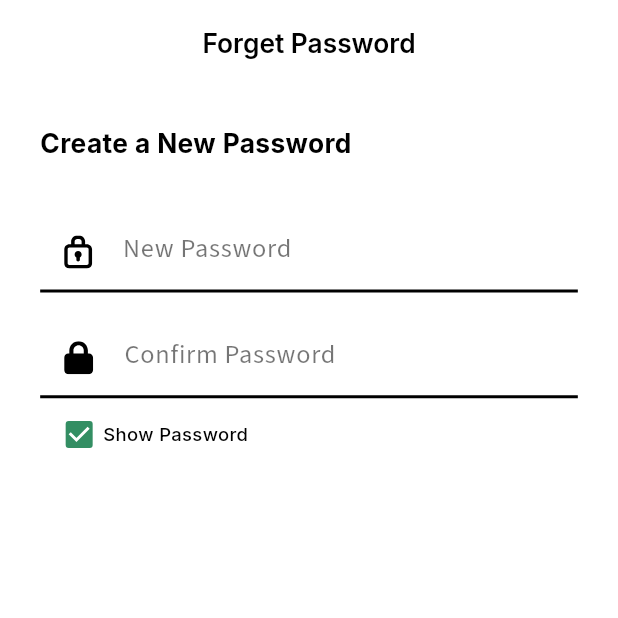
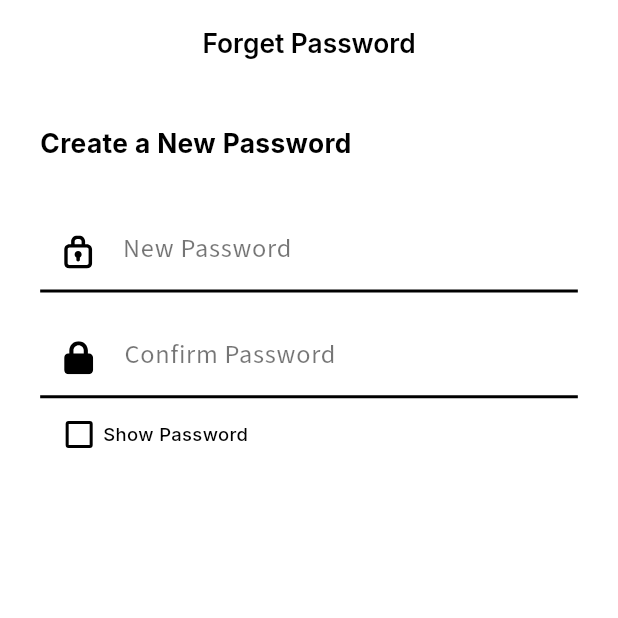
Before and after one commit to Rama-Fassi/Tourista, a Flutter app: the ResetPasswordView screen opened by its route, on a phone screen of 412 x 824 dp, the top half of it. Run offline on Flutter 3.47's test engine with Material 3 defaults, Android fonts, the phone set to English and light mode, and no system bars; our stand-ins replace bloc, dartz, dio, easy_localization, firebase_auth, firebase_core and 9 more; accounts and stored records are empty.

```diff
--- a/lib/core/utlis/app_router.dart
+++ b/lib/core/utlis/app_router.dart
@@ -7,6 +7,7 @@ import 'package:tourista/core/translations/locale_keys.g.dart';
 import 'package:tourista/core/utlis/service_locator.dart';
 import 'package:tourista/features/forget_password/data/repos/forget_password_impl.dart';
 import 'package:tourista/features/forget_password/presentation/manager/forget_password_cubit/forget_password_cubit.dart';
+import 'package:tourista/features/forget_password/presentation/manager/verify_code_cubit/verify_code_cubit.dart';
 import 'package:tourista/features/forget_password/presentation/views/forget_password.dart';
 import 'package:tourista/features/auth/presentation/views/sign_in_view.dart';
 import 'package:tourista/features/auth/presentation/views/sign_up_view.dart';
@@ -72,9 +73,13 @@ abstract class AppRouter {
       ),
       GoRoute(
         path: kVerifyView,
-        builder: (context, state) => VerifyView(
-          userId: state.extra as int,
-          appBarText: LocaleKeys.forgetPassword.tr(),
+        builder: (context, state) => BlocProvider(
+          create: (context) =>
+              VerifyCodeCubit(getIt.get<ForgetPasswordRepoImpl>()),
+          child: VerifyView(
+            userId: state.extra as int,
+            appBarText: LocaleKeys.forgetPassword.tr(),
+          ),
         ),
       ),
       GoRoute(
--- a/lib/features/forget_password/presentation/views/widgets/create_a_new_password.dart
+++ b/lib/features/forget_password/presentation/views/widgets/create_a_new_password.dart
@@ -25,7 +25,7 @@ class CreateANewPasswordColumn extends StatefulWidget {
 }
 
 class _CreateANewPasswordColumnState extends State<CreateANewPasswordColumn> {
-  bool showPass = true;
+  bool showPass = false;
   @override
   Widget build(BuildContext context) {
     return Padding(
--- a/lib/features/forget_password/presentation/views/widgets/reset_password_view_body.dart
+++ b/lib/features/forget_password/presentation/views/widgets/reset_password_view_body.dart
@@ -21,7 +21,7 @@ class _ResetPasswordViewBodyState extends State<ResetPasswordViewBody> {
     return Column(
       crossAxisAlignment: CrossAxisAlignment.start,
       children: [
-        Spacer(),
+        const Spacer(),
         CreateANewPasswordColumn(
           screenheight: screenheight,
           screenWidth: screenWidth,
@@ -32,13 +32,13 @@ class _ResetPasswordViewBodyState extends State<ResetPasswordViewBody> {
           flex: 13,
         ),
         VerifyRangeAndButton(
-            userId: widget.userId,
+            onTap: () {},
             screenheight: screenheight,
             screenWidth: screenWidth,
             numberOfSteps: "2 of 2",
             start: 0,
             end: 1),
-        Spacer()
+        const Spacer()
       ],
     );
   }
--- a/lib/features/forget_password/presentation/views/widgets/verification_code_text_field.dart
+++ b/lib/features/forget_password/presentation/views/widgets/verification_code_text_field.dart
@@ -27,7 +27,7 @@ class VeriificationCodeTextField extends StatelessWidget {
         cursorColor: kPrimaryColor,
         pastedTextStyle: const TextStyle(color: kPrimaryColor),
         cursorHeight: 18,
-        textStyle: AppStyles.styleInterSemiBold18(context),
+        textStyle: AppStyles.styleInterBold25(context),
         inputFormatters: [FilteringTextInputFormatter.digitsOnly],
         pinTheme: PinTheme(
             fieldWidth: screenWidth * .13,
--- a/lib/features/forget_password/presentation/views/widgets/verify_button_and_range.dart
+++ b/lib/features/forget_password/presentation/views/widgets/verify_button_and_range.dart
@@ -1,10 +1,8 @@
 import 'package:easy_localization/easy_localization.dart';
 import 'package:flutter/material.dart';
 import 'package:gap/gap.dart';
-import 'package:go_router/go_router.dart';
 import 'package:tourista/constants.dart';
 import 'package:tourista/core/translations/locale_keys.g.dart';
-import 'package:tourista/core/utlis/app_router.dart';
 import 'package:tourista/core/utlis/styles.dart';
 import 'package:tourista/core/widgets/custom_button.dart';
 
@@ -16,18 +14,17 @@ class VerifyRangeAndButton extends StatelessWidget {
     required this.start,
     required this.end,
     required this.screenheight,
-    required this.userId,
+    this.onTap,
   });
 
   final double screenWidth, screenheight;
   final String numberOfSteps;
   final double start, end;
-  final int userId;
+  final void Function()? onTap;
 
   @override
   Widget build(BuildContext context) {
-    return Column(
-      children: [
+    return Column(children: [
       Padding(
         padding: const EdgeInsets.symmetric(horizontal: 24),
         child: Row(
@@ -49,17 +46,14 @@ class VerifyRangeAndButton extends StatelessWidget {
       ),
       Gap(screenheight * .01),
       CustomButton(
-            onTap: () {
-              GoRouter.of(context).push(AppRouter.kResetPassword);
-            },
+          onTap: onTap,
           text: LocaleKeys.verify.tr(),
           width: screenWidth * .80,
           borderRadius: 10,
           height: screenheight * .08,
-            style: AppStyles.styleInterBold20(context)
-                .copyWith(color: Colors.white),
+          style:
+              AppStyles.styleInterBold20(context).copyWith(color: Colors.white),
           color: kPrimaryColor),
-      ],
-    );
+    ]);
   }
 }
```
Also changed, not shown: lib/features/forget_password/presentation/manager/verify_code_cubit/verify_code_cubit.dart (added, +22 -0 lines), lib/features/forget_password/presentation/manager/verify_code_cubit/verify_code_state.dart (added, +20 -0 lines), lib/features/forget_password/presentation/views/widgets/enter_number_card.dart (+7 -2 lines), lib/features/forget_password/presentation/views/widgets/verify_view_body.dart (+55 -4 lines). Lines whose indentation alone changed are shown as unchanged.
